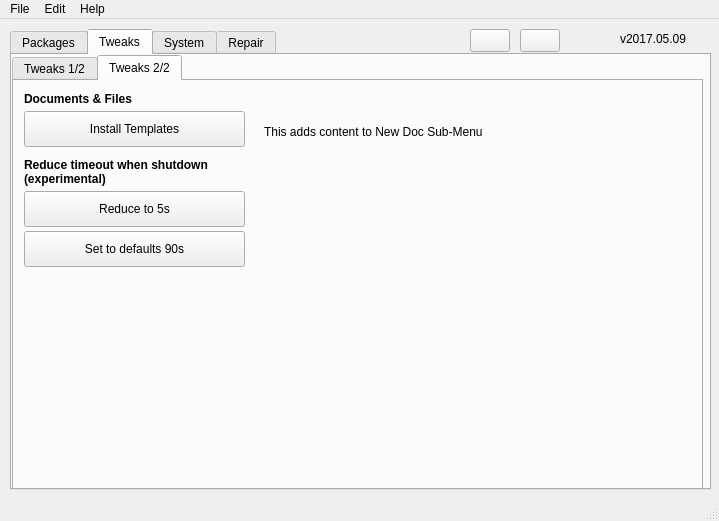
Above: mainwindow.ui from adgellida/ubunsys before the change. Below: the same form after it.
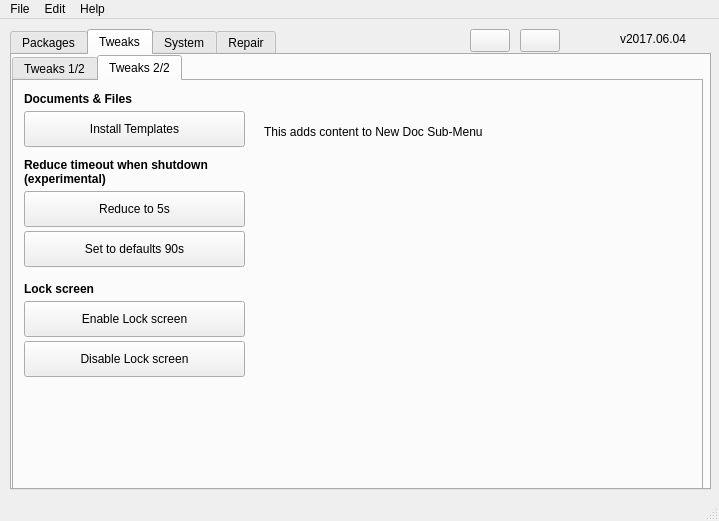
That is the form after the change. The open tabs and pages were chosen to show the change. Icons and pictures are not drawn.

Diff of the .ui file:
```diff
--- a/mainwindow.ui
+++ b/mainwindow.ui
@@ -3283,7 +3283,7 @@
          <rect>
           <x>10</x>
           <y>10</y>
-          <width>141</width>
+          <width>211</width>
           <height>16</height>
          </rect>
         </property>
@@ -3302,7 +3302,7 @@
          <rect>
           <x>10</x>
           <y>70</y>
-          <width>231</width>
+          <width>381</width>
           <height>41</height>
          </rect>
         </property>
@@ -3373,6 +3373,81 @@
          <bool>false</bool>
         </property>
        </widget>
+       <widget class="QLabel" name="label_33">
+        <property name="geometry">
+         <rect>
+          <x>10</x>
+          <y>200</y>
+          <width>211</width>
+          <height>16</height>
+         </rect>
+        </property>
+        <property name="font">
+         <font>
+          <weight>75</weight>
+          <bold>true</bold>
+         </font>
+        </property>
+        <property name="text">
+         <string>Lock screen</string>
+        </property>
+       </widget>
+       <widget class="QPushButton" name="disableLockScrennButton">
+        <property name="geometry">
+         <rect>
+          <x>10</x>
+          <y>260</y>
+          <width>221</width>
+          <height>36</height>
+         </rect>
+        </property>
+        <property name="whatsThis">
+         <string/>
+        </property>
+        <property name="text">
+         <string>Disable Lock screen</string>
+        </property>
+        <property name="iconSize">
+         <size>
+          <width>30</width>
+          <height>30</height>
+         </size>
+        </property>
+        <property name="shortcut">
+         <string/>
+        </property>
+        <property name="checkable">
+         <bool>false</bool>
+        </property>
+       </widget>
+       <widget class="QPushButton" name="enableLockScreenlButton">
+        <property name="geometry">
+         <rect>
+          <x>10</x>
+          <y>220</y>
+          <width>221</width>
+          <height>36</height>
+         </rect>
+        </property>
+        <property name="whatsThis">
+         <string/>
+        </property>
+        <property name="text">
+         <string>Enable Lock screen</string>
+        </property>
+        <property name="iconSize">
+         <size>
+          <width>30</width>
+          <height>30</height>
+         </size>
+        </property>
+        <property name="shortcut">
+         <string/>
+        </property>
+        <property name="checkable">
+         <bool>false</bool>
+        </property>
+       </widget>
       </widget>
      </widget>
     </widget>
@@ -4604,7 +4679,7 @@
      </rect>
     </property>
     <property name="text">
-     <string>v2017.05.09</string>
+     <string>v2017.06.04</string>
     </property>
    </widget>
    <widget class="QPushButton" name="updateAppButton">
```
Left out of the diff: 113 changed lines with no effect on the pictures.
